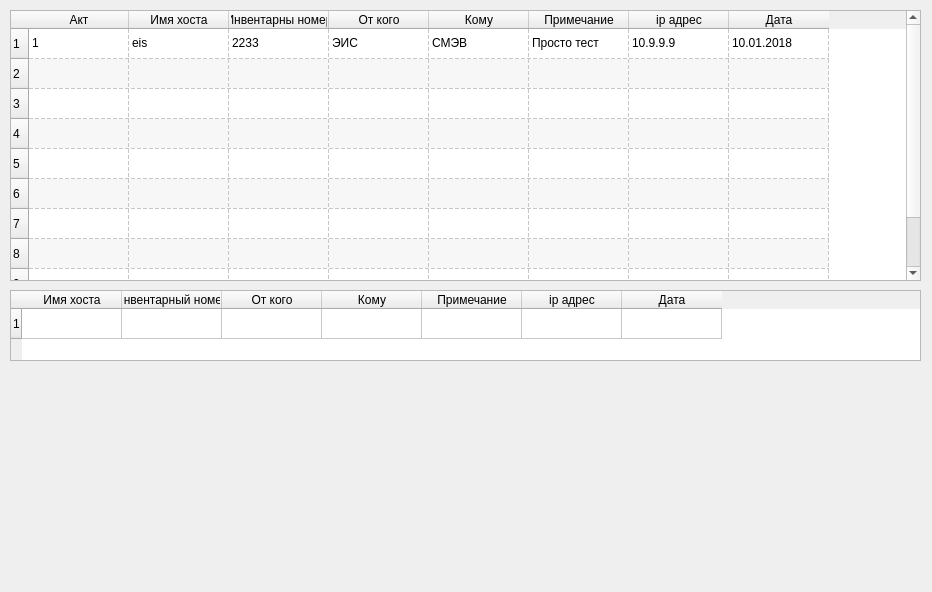
Old version of the form PyQTT/Tables/gui_table.ui in the repository erfaenda/PiuPiu.
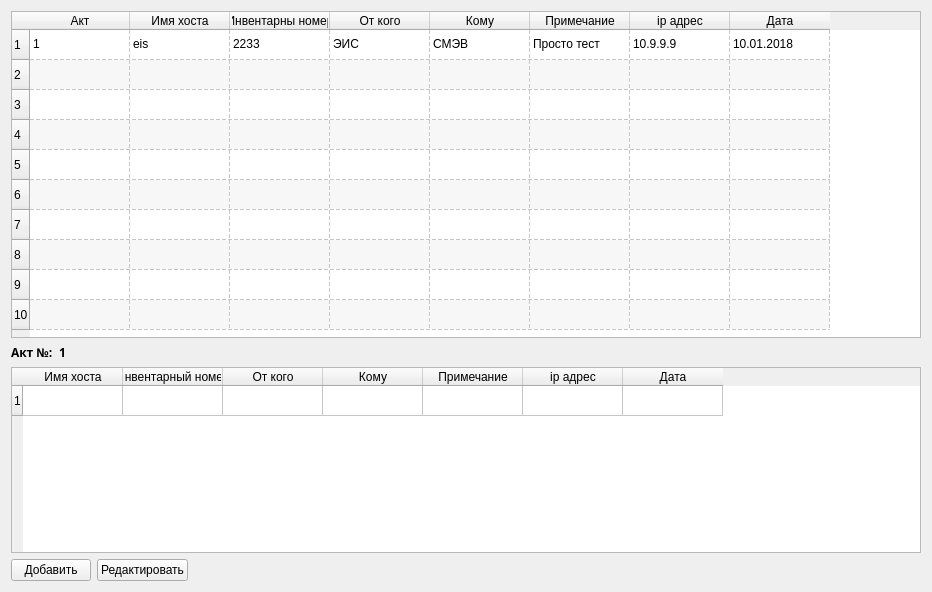
New version of the form.

Patch:
```diff
--- a/PyQTT/Tables/gui_table.ui
+++ b/PyQTT/Tables/gui_table.ui
@@ -13,15 +13,9 @@
   <property name="windowTitle">
    <string>Form</string>
   </property>
+  <layout class="QGridLayout" name="gridLayout_3">
+   <item row="0" column="0">
   <widget class="QTableWidget" name="tableWidget">
-   <property name="geometry">
-    <rect>
-     <x>10</x>
-     <y>10</y>
-     <width>911</width>
-     <height>271</height>
-    </rect>
-   </property>
    <property name="sizeAdjustPolicy">
     <enum>QAbstractScrollArea::AdjustToContentsOnFirstShow</enum>
    </property>
@@ -136,15 +130,47 @@
     </property>
    </item>
   </widget>
+   </item>
+   <item row="1" column="0">
+    <layout class="QGridLayout" name="gridLayout">
+     <item row="0" column="0">
+      <widget class="QLabel" name="label">
+       <property name="sizePolicy">
+        <sizepolicy hsizetype="Fixed" vsizetype="Preferred">
+         <horstretch>0</horstretch>
+         <verstretch>0</verstretch>
+        </sizepolicy>
+       </property>
+       <property name="font">
+        <font>
+         <family>Noto Sans Arabic Blk</family>
+         <weight>75</weight>
+         <bold>true</bold>
+        </font>
+       </property>
+       <property name="text">
+        <string>Акт №:</string>
+       </property>
+      </widget>
+     </item>
+     <item row="0" column="1">
+      <widget class="QLabel" name="label_2">
+       <property name="font">
+        <font>
+         <family>Noto Sans Armenian Blk</family>
+         <weight>75</weight>
+         <bold>true</bold>
+        </font>
+       </property>
+       <property name="text">
+        <string>1</string>
+       </property>
+      </widget>
+     </item>
+    </layout>
+   </item>
+   <item row="2" column="0">
   <widget class="QTableWidget" name="tableWidget_2">
-   <property name="geometry">
-    <rect>
-     <x>10</x>
-     <y>290</y>
-     <width>911</width>
-     <height>71</height>
-    </rect>
-   </property>
    <row>
     <property name="text">
      <string>1</string>
@@ -186,6 +212,39 @@
     </property>
    </column>
   </widget>
+   </item>
+   <item row="3" column="0">
+    <layout class="QGridLayout" name="gridLayout_2">
+     <item row="0" column="1">
+      <widget class="QPushButton" name="pushButton">
+       <property name="text">
+        <string>Редактировать</string>
+       </property>
+      </widget>
+     </item>
+     <item row="0" column="0">
+      <widget class="QPushButton" name="pushButton_2">
+       <property name="text">
+        <string>Добавить</string>
+       </property>
+      </widget>
+     </item>
+     <item row="0" column="2">
+      <spacer name="horizontalSpacer">
+       <property name="orientation">
+        <enum>Qt::Horizontal</enum>
+       </property>
+       <property name="sizeHint" stdset="0">
+        <size>
+         <width>40</width>
+         <height>20</height>
+        </size>
+       </property>
+      </spacer>
+     </item>
+    </layout>
+   </item>
+  </layout>
  </widget>
  <resources/>
  <connections/>
```
Left out of the diff: 35 changed lines with no effect on the pictures. Lines whose indentation alone changed are shown as unchanged.
